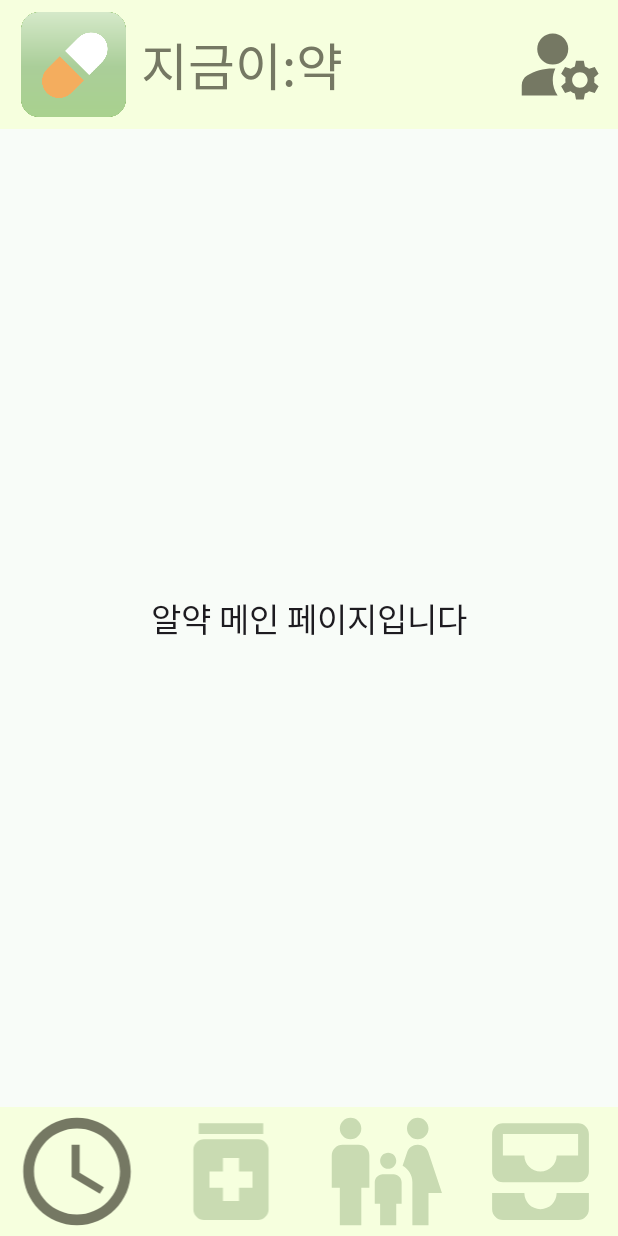
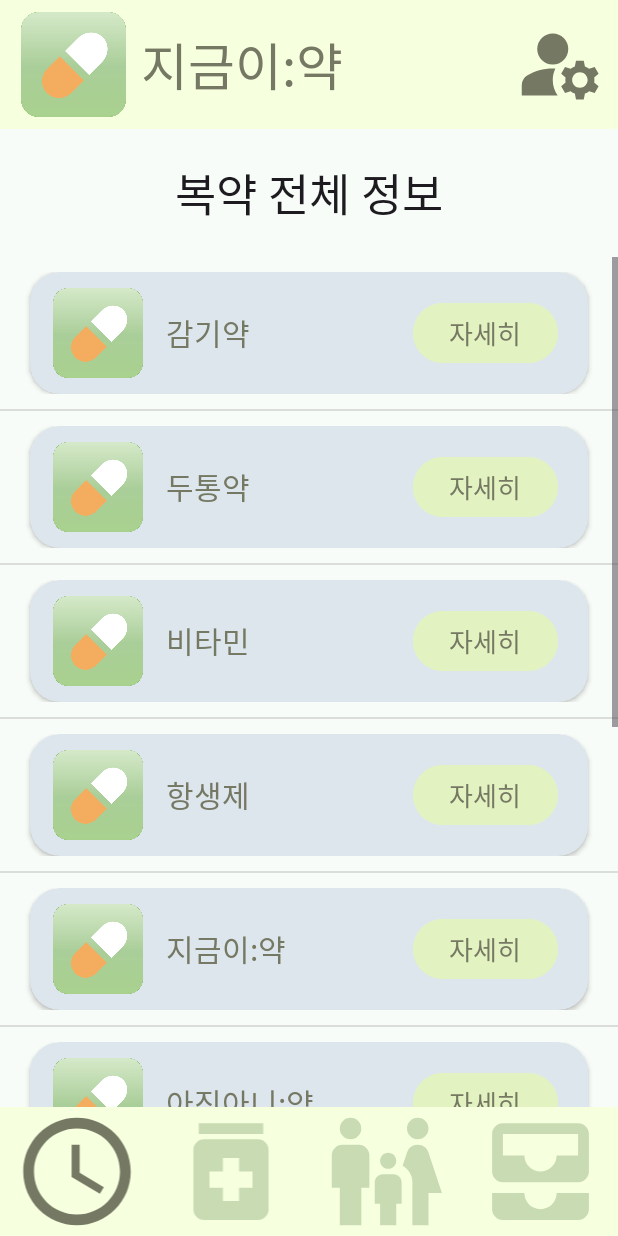
Before and after one commit to ysparrk/e-yak, an Android app: the fragment MedicineFragment placed in its activity, on a phone screen of 412 x 824 dp. Run offline under Robolectric (Android 15) with nearby library versions, the phone set to English and light mode, and no system bars.

Commit message:
add: 복약 전체조회 리스트뷰 초안

```diff
--- a/EYAK(rev2)/app/src/main/java/com/example/eyakrev1/AlarmListAdapter.kt
+++ b/EYAK(rev2)/app/src/main/java/com/example/eyakrev1/AlarmListAdapter.kt
@@ -21,7 +21,7 @@ class AlarmListAdapter (val context: Context, val medicineAlarmList: ArrayList<M
         return medicineAlarmList[position]
     }
 
-    override fun getItemId(p0: Int): Long {
+    override fun getItemId(position: Int): Long {
         // 나중에 약의 고유 id를 받던가 그렇게 하자 => DB 보고 추후에 결정
         return 0
     }
@@ -38,7 +38,7 @@ class AlarmListAdapter (val context: Context, val medicineAlarmList: ArrayList<M
         val medicineEatButton = view.findViewById<Button>(R.id.medicine_eat_button)
         val medicineDelayButton = view.findViewById<Button>(R.id.medicine_delay_button)
 
-        // /* ArrayList<MedicineAlarm>의 변수 medicineAlarm의 이미지와 데이터를 ImageView와 TextView에 담는다. */
+        /* ArrayList<MedicineAlarm>의 변수 medicineAlarm의 이미지와 데이터를 ImageView와 TextView에 담는다. */
         val medicineAlarm = medicineAlarmList[position]
 
         val resourceId = context.resources.getIdentifier(medicineAlarm.medicineIcon, "drawable", context.packageName)
--- /dev/null
+++ b/EYAK(rev2)/app/src/main/java/com/example/eyakrev1/Medicine.kt
@@ -0,0 +1,3 @@
+package com.example.eyakrev1
+
+class Medicine (val medicineId: Int, val medicineIcon: String, val medicineName: String)
--- a/EYAK(rev2)/app/src/main/java/com/example/eyakrev1/MedicineFragment.kt
+++ b/EYAK(rev2)/app/src/main/java/com/example/eyakrev1/MedicineFragment.kt
@@ -1,17 +1,51 @@
 package com.example.eyakrev1
 
+import android.content.Context
 import android.os.Bundle
 import android.view.LayoutInflater
 import android.view.View
 import android.view.ViewGroup
+import android.widget.ListView
 import androidx.fragment.app.Fragment
 
 class MedicineFragment : Fragment() {
+
+    var medicineList = arrayListOf<Medicine>(
+        Medicine(medicineId = 1, medicineIcon = "eyak_logo", medicineName = "감기약"),
+        Medicine(medicineId = 2, medicineIcon = "eyak_logo", medicineName = "두통약"),
+        Medicine(medicineId = 3, medicineIcon = "eyak_logo", medicineName = "비타민"),
+        Medicine(medicineId = 4, medicineIcon = "eyak_logo", medicineName = "항생제"),
+        Medicine(medicineId = 5, medicineIcon = "eyak_logo", medicineName = "지금이:약"),
+        Medicine(medicineId = 6, medicineIcon = "eyak_logo", medicineName = "아직아니:약"),
+        Medicine(medicineId = 7, medicineIcon = "eyak_logo", medicineName = "곧이:약"),
+        Medicine(medicineId = 8, medicineIcon = "eyak_logo", medicineName = "지금이:약"),
+        Medicine(medicineId = 9, medicineIcon = "eyak_logo", medicineName = "아직아니:약"),
+        Medicine(medicineId = 10, medicineIcon = "eyak_logo", medicineName = "곧이:약"),
+
+    )
+
+    // https://curryyou.tistory.com/386
+    // 1. Context를 할당할 변수를 프로퍼티로 선언(어디서든 사용할 수 있게)
+    lateinit var mainActivity: MainActivity
+
     override fun onCreateView(
         inflater: LayoutInflater,
         container: ViewGroup?,
         savedInstanceState: Bundle?
     ): View? {
-        return inflater.inflate(R.layout.medicine_tab_main, container, false)
+        val layout = inflater.inflate(R.layout.medicine_tab_main, container, false)
+
+        val medicineListAdapter = MedicineListAdapter(mainActivity, medicineList)
+        val medicineListView = layout.findViewById<ListView>(R.id.medicineListView)
+        medicineListView?.adapter = medicineListAdapter
+
+        return layout
+    }
+
+    override fun onAttach(context: Context) {
+        super.onAttach(context)
+
+        // 2. Context를 액티비티로 형변환해서 할당
+        mainActivity = context as MainActivity
     }
 }
--- /dev/null
+++ b/EYAK(rev2)/app/src/main/java/com/example/eyakrev1/MedicineListAdapter.kt
@@ -0,0 +1,44 @@
+package com.example.eyakrev1
+
+import android.content.Context
+import android.view.LayoutInflater
+import android.view.View
+import android.view.ViewGroup
+import android.widget.BaseAdapter
+import android.widget.Button
+import android.widget.ImageView
+import android.widget.TextView
+
+class MedicineListAdapter (val context: Context, val medicineList: ArrayList<Medicine>): BaseAdapter() {
+    override fun getCount(): Int {
+        return medicineList.size
+    }
+
+    override fun getItem(position: Int): Any {
+        return medicineList[position]
+    }
+
+    override fun getItemId(position: Int): Long {
+        return 0
+    }
+
+    override fun getView(position: Int, convertView: View?, parent: ViewGroup?): View {
+        /* LayoutInflater는 item을 Adapter에서 사용할 View로 부풀려주는(inflate) 역할을 한다. */
+        val view: View = LayoutInflater.from(context).inflate(R.layout.medicine_tab_list_view_item, null)
+
+        /* 위에서 생성된 view를 medicine_tab_list_view_item.xml 파일의 각 View와 연결하는 과정이다. */
+        val medicineListIconImageView = view.findViewById<ImageView>(R.id.medicine_list_icon)
+        val medicineListNameTextView = view.findViewById<TextView>(R.id.medicine_list_name)
+        val medicineEatButton = view.findViewById<Button>(R.id.medicine_detail_button)
+
+        /* ArrayList<MedicineAlarm>의 변수 medicineAlarm의 이미지와 데이터를 ImageView와 TextView에 담는다. */
+        val medicine = medicineList[position]
+
+        val resourceId = context.resources.getIdentifier(medicine.medicineIcon, "drawable", context.packageName)
+        medicineListIconImageView.setImageResource(resourceId)
+        medicineListNameTextView.text = medicine.medicineName
+
+        return view
+    }
+
+}
--- a/EYAK(rev2)/app/src/main/res/layout/alarm_tab_list_view_item.xml
+++ b/EYAK(rev2)/app/src/main/res/layout/alarm_tab_list_view_item.xml
@@ -11,7 +11,8 @@
         android:layout_width="match_parent"
         android:layout_height="match_parent"
         android:layout_margin="20dp"
-        app:cardCornerRadius="30dp"
+        app:cardBackgroundColor="#DDE6ED"
+        app:cardCornerRadius="20dp"
         tools:layout_editor_absoluteX="20dp"
         tools:layout_editor_absoluteY="10dp">
 
--- /dev/null
+++ b/EYAK(rev2)/app/src/main/res/layout/medicine_tab_list_view_item.xml
@@ -0,0 +1,67 @@
+<?xml version="1.0" encoding="utf-8"?>
+<androidx.constraintlayout.widget.ConstraintLayout xmlns:android="http://schemas.android.com/apk/res/android"
+    xmlns:app="http://schemas.android.com/apk/res-auto"
+    xmlns:tools="http://schemas.android.com/tools"
+    android:layout_width="match_parent"
+    android:layout_height="wrap_content"
+    android:paddingTop="10dp"
+    android:paddingBottom="10dp">
+
+    <androidx.cardview.widget.CardView
+        android:layout_width="match_parent"
+        android:layout_height="match_parent"
+        android:layout_margin="20dp"
+        app:cardBackgroundColor="#DDE6ED"
+        app:cardCornerRadius="20dp"
+        tools:layout_editor_absoluteX="20dp"
+        tools:layout_editor_absoluteY="10dp">
+
+
+        <LinearLayout
+            android:layout_width="match_parent"
+            android:layout_height="wrap_content"
+            android:layout_marginLeft="10dp"
+            android:layout_marginTop="5dp"
+            android:layout_marginRight="10dp"
+            android:layout_marginBottom="5dp"
+            android:gravity="center_vertical"
+            android:orientation="horizontal">
+
+            <ImageView
+                android:id="@+id/medicine_list_icon"
+                android:layout_width="60dp"
+                android:layout_height="60dp"
+                android:layout_margin="5dp"
+                app:srcCompat="@drawable/eyak_logo" />
+
+            <TextView
+                android:id="@+id/medicine_list_name"
+                android:layout_width="wrap_content"
+                android:layout_height="wrap_content"
+                android:layout_marginStart="10dp"
+                android:fontFamily="@font/tmoney_bold"
+                android:text="약 이름"
+                android:textColor="#757863"
+                android:textSize="20dp" />
+
+            <View
+                android:layout_width="0dp"
+                android:layout_height="0dp"
+                android:layout_weight="1"
+                />
+
+            <Button
+                android:id="@+id/medicine_detail_button"
+                android:layout_width="wrap_content"
+                android:layout_height="wrap_content"
+                android:layout_marginRight="10dp"
+                android:backgroundTint="#E3F2C1"
+                android:fontFamily="@font/tmoney_regular"
+                android:includeFontPadding="false"
+                android:text="자세히"
+                android:textColor="#757863"
+                android:textSize="17dp" />
+        </LinearLayout>
+    </androidx.cardview.widget.CardView>
+
+</androidx.constraintlayout.widget.ConstraintLayout>
--- a/EYAK(rev2)/app/src/main/res/layout/medicine_tab_main.xml
+++ b/EYAK(rev2)/app/src/main/res/layout/medicine_tab_main.xml
@@ -5,15 +5,30 @@
     android:layout_width="match_parent"
     android:layout_height="match_parent">
 
-    <TextView
-        android:id="@+id/textView3"
-        android:layout_width="wrap_content"
+    <LinearLayout
+        android:id="@+id/medicineTitleLayout"
+        android:layout_width="match_parent"
         android:layout_height="wrap_content"
-        android:fontFamily="@font/tmoney_regular"
-        android:text="알약 메인 페이지입니다"
-        android:textAppearance="@style/TextAppearance.AppCompat.Large"
+        android:gravity="center"
+        android:orientation="horizontal">
+
+        <TextView
+            android:id="@+id/textView3"
+            android:layout_width="wrap_content"
+            android:layout_height="wrap_content"
+            android:layout_margin="20dp"
+            android:fontFamily="@font/tmoney_bold"
+            android:text="복약 전체 정보"
+            android:textAppearance="@style/TextAppearance.AppCompat.Large"
+            android:textSize="30dp" />
+    </LinearLayout>
+
+    <ListView
+        android:id="@+id/medicineListView"
+        android:layout_width="match_parent"
+        android:layout_height="0dp"
         app:layout_constraintBottom_toBottomOf="parent"
         app:layout_constraintEnd_toEndOf="parent"
         app:layout_constraintStart_toStartOf="parent"
-        app:layout_constraintTop_toTopOf="parent" />
+        app:layout_constraintTop_toBottomOf="@id/medicineTitleLayout" />
 </androidx.constraintlayout.widget.ConstraintLayout>
```
